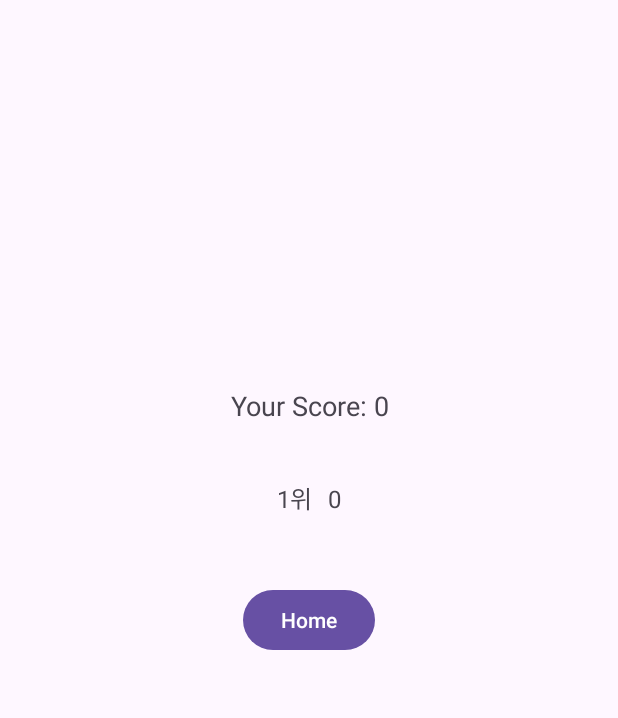
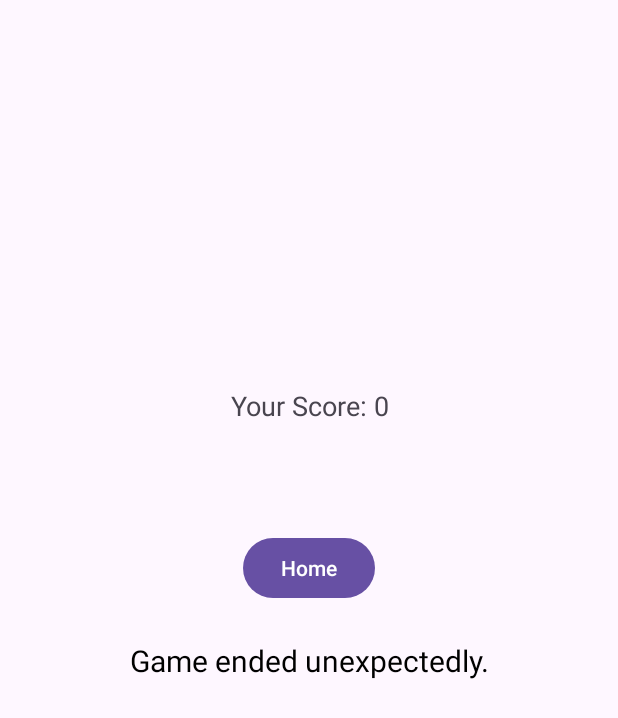
Before and after one commit to junsy0901/KwCrush, an Android app: the ResultActivity screen opened directly, with no data from a screen before it, on a phone screen of 412 x 824 dp. Shown: the top 718 px of the screen. Run offline under Robolectric (Android 15) with nearby library versions, the phone set to English and light mode, and no system bars.

Commit message:
[Feat] 게임 종료 타입 추가, 게임 종료 조건 추가

```diff
--- a/app/src/main/java/com/cookandroid/candycrush/view/ResultActivity.java
+++ b/app/src/main/java/com/cookandroid/candycrush/view/ResultActivity.java
@@ -4,22 +4,17 @@ import android.content.Intent;
 import android.os.Bundle;
 import android.view.View;
 import android.widget.Button;
-import android.widget.GridLayout;
 import android.widget.TextView;
 
 import androidx.appcompat.app.AppCompatActivity;
 
 import com.cookandroid.candycrush.MainActivity;
 import com.cookandroid.candycrush.R;
-import com.cookandroid.candycrush.util.ScoreBoard;
-
-import java.util.List;
 
 public class ResultActivity extends AppCompatActivity {
 
-    private ScoreBoard scoreBoard;
-    private TextView currentScoreView;
-    private GridLayout topScores;
+    private TextView scoreTextView;
+    private TextView endGameStatusTextView; // 종료 상태를 표시할 TextView
     private Button homeButton;
 
     @Override
@@ -27,19 +22,32 @@ public class ResultActivity extends AppCompatActivity {
         super.onCreate(savedInstanceState);
         setContentView(R.layout.activity_result);
 
-        currentScoreView = findViewById(R.id.currentScore);
-        topScores = findViewById(R.id.topScores);
-        scoreBoard = new ScoreBoard(this);
+        // UI 요소 연결
+        scoreTextView = findViewById(R.id.scoreTextView);
+        endGameStatusTextView = findViewById(R.id.endGameStatus); // 종료 상태 텍스트 뷰
         homeButton = findViewById(R.id.homeButton);
 
-        // Intent에서 점수 받아오기
-        int currentScore = getIntent().getIntExtra("score", 0);
-        currentScoreView.setText("Your Score: " + currentScore);
-        scoreBoard.addScore(currentScore);
+        // Intent에서 점수와 종료 타입 받아오기
+        int score = getIntent().getIntExtra("score", 0);
+        int gameEndType = getIntent().getIntExtra("gameEndType", 0); // 종료 타입 받기
 
-        // 상위 점수 표시
-        List<Integer> topScores = scoreBoard.getTopScores(5);
-        addScoresToGrid(topScores);
+        // 점수 텍스트 설정
+        scoreTextView.setText("Your Score: " + score);
+
+        // 종료 타입에 따른 상태 메시지 설정
+        String endMessage = "";
+        switch (gameEndType) {
+            case 1:
+                endMessage = "Game Over. No moves left.";
+                break;
+            case 2:
+                endMessage = "Game Over. No possible swaps.";
+                break;
+            default:
+                endMessage = "Game ended unexpectedly.";
+                break;
+        }
+        endGameStatusTextView.setText(endMessage); // 종료 상태 메시지 설정
 
         // 홈 버튼 클릭 리스너 설정
         homeButton.setOnClickListener(new View.OnClickListener() {
@@ -52,26 +60,4 @@ public class ResultActivity extends AppCompatActivity {
             }
         });
     }
-
-    // 그리드에 점수 추가
-    private void addScoresToGrid(List<Integer> scores) {
-        topScores.removeAllViews(); // 기존 데이터 초기화
-        for (int i = 0; i < scores.size(); i++) {
-            // 순위 TextView
-            TextView rankView = new TextView(this);
-            rankView.setText((i + 1) + "위");
-            rankView.setPadding(8, 8, 8, 8);
-            rankView.setTextSize(16);
-
-            // 점수 TextView
-            TextView scoreView = new TextView(this);
-            scoreView.setText(String.valueOf(scores.get(i)));
-            scoreView.setPadding(8, 8, 8, 8);
-            scoreView.setTextSize(16);
-
-            // GridLayout에 추가
-            topScores.addView(rankView);
-            topScores.addView(scoreView);
-        }
-    }
 }
--- a/app/src/main/res/layout/activity_play.xml
+++ b/app/src/main/res/layout/activity_play.xml
@@ -57,7 +57,7 @@
                 android:id="@+id/movecount"
                 android:layout_width="wrap_content"
                 android:layout_height="wrap_content"
-                android:text="15"
+                android:text="0"
                 android:textColor="#FFFFFF"
                 android:textSize="24sp"
                 android:textStyle="bold" />
--- a/app/src/main/res/layout/activity_result.xml
+++ b/app/src/main/res/layout/activity_result.xml
@@ -8,7 +8,7 @@
 
     <!-- 현재 점수 -->
     <TextView
-        android:id="@+id/currentScore"
+        android:id="@+id/scoreTextView"
         android:layout_width="wrap_content"
         android:layout_height="wrap_content"
         android:padding="8dp"
@@ -27,7 +27,7 @@
         android:layout_height="wrap_content"
         android:columnCount="2"
         android:padding="8dp"
-        app:layout_constraintTop_toBottomOf="@id/currentScore"
+        app:layout_constraintTop_toBottomOf="@id/scoreTextView"
         app:layout_constraintStart_toStartOf="parent"
         app:layout_constraintEnd_toEndOf="parent"
         android:layout_marginTop="16dp" />
@@ -42,4 +42,19 @@
         app:layout_constraintStart_toStartOf="parent"
         app:layout_constraintEnd_toEndOf="parent"
         android:layout_marginTop="32dp" />
+
+    <!-- 종료 상태 텍스트 -->
+    <TextView
+        android:id="@+id/endGameStatus"
+        android:layout_width="wrap_content"
+        android:layout_height="wrap_content"
+        android:text="Game Over"
+        android:textSize="20sp"
+        android:textColor="@android:color/black"
+        android:gravity="center"
+        app:layout_constraintTop_toBottomOf="@id/homeButton"
+        app:layout_constraintStart_toStartOf="parent"
+        app:layout_constraintEnd_toEndOf="parent"
+        android:layout_marginTop="24dp" />
+
 </androidx.constraintlayout.widget.ConstraintLayout>
```
Also changed, not shown: app/src/main/java/com/cookandroid/candycrush/util/CandyManager.java (+66 -3 lines), app/src/main/java/com/cookandroid/candycrush/view/PlayActivity.java (+27 -3 lines).
